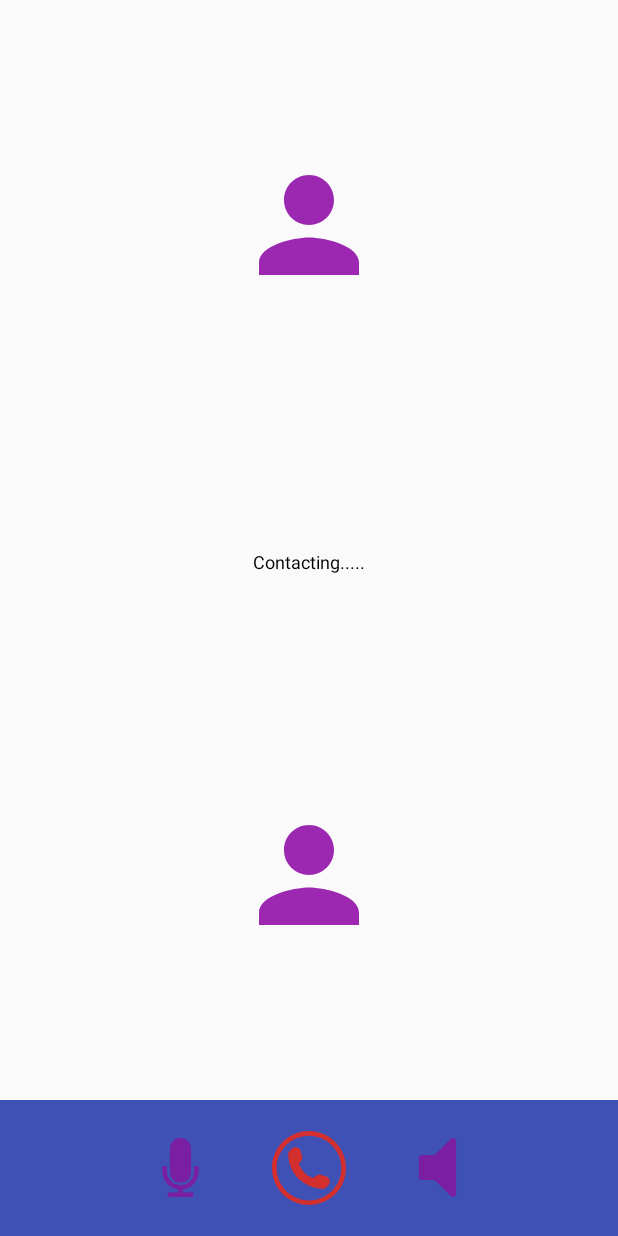
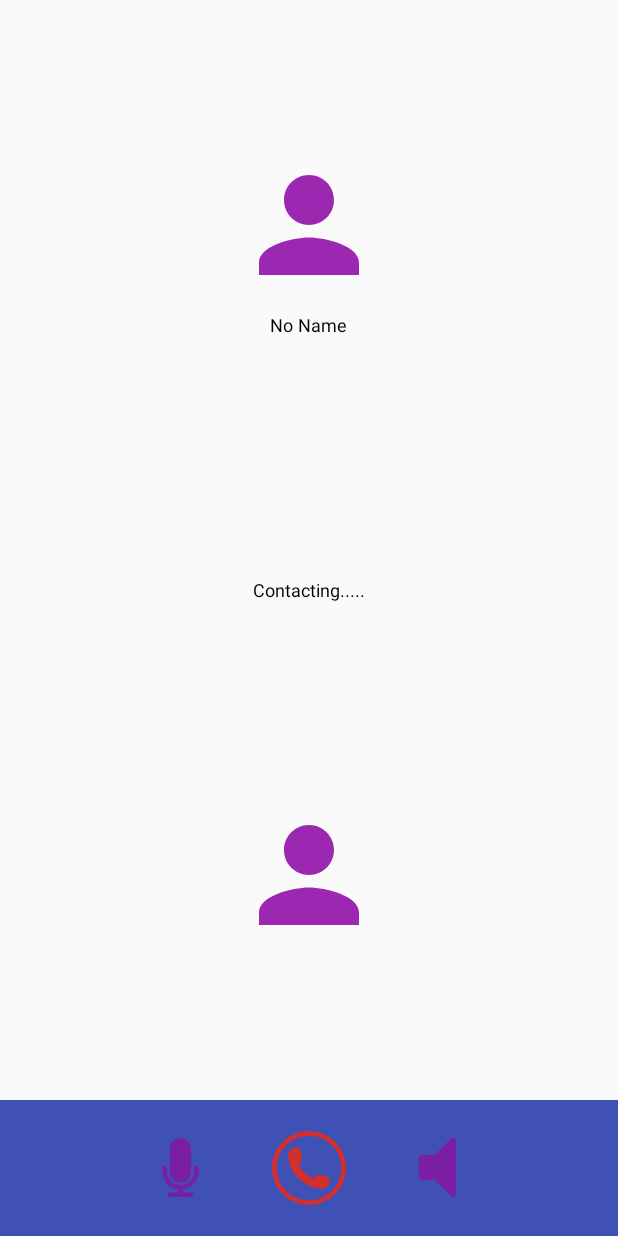
Before and after one commit to Tanvir33018/officeKothaBondhu, an Android app: the CallOnGoingActivity screen opened directly, with no data from a screen before it, on a phone screen of 412 x 824 dp. Run offline under Robolectric (Android 15) with nearby library versions, the phone set to English and light mode, and no system bars; our stand-ins replace Picasso; libraries missing offline, so code that uses them is left out: com.mikhaellopez.circularimageview, com.sinch.android; plain views replace CircularImageView; pictures from the network do not load; 3 statements that could not run were skipped.

Commit message:
Bug fix date 21/3/2021

```diff
--- a/app/src/main/java/net/islbd/kothabondhu/ui/activity/CallOnGoingActivity.java
+++ b/app/src/main/java/net/islbd/kothabondhu/ui/activity/CallOnGoingActivity.java
@@ -59,7 +59,7 @@ public class CallOnGoingActivity extends BaseActivity implements SensorEventList
     private SharedPreferences sharedPreferences;
     private ImageView callDismissImageView, micImageView, speakerImageView;
     private CircularImageView userImageView, agentImageView;
-    private TextView callStateTextView;
+    private TextView callStateTextView, agentname;
     private Chronometer callStateChronoMeter;
     private retrofit2.Call<StatusInfo> callToSetHistory;
     private IApiInteractor apiInteractor;
@@ -84,6 +84,7 @@ public class CallOnGoingActivity extends BaseActivity implements SensorEventList
     private Thread limitControlThread;
 
     private boolean threadIsRunning;
+    private String agentName;
 
     @Override
     protected void onCreate(Bundle savedInstanceState) {
@@ -134,6 +135,7 @@ public class CallOnGoingActivity extends BaseActivity implements SensorEventList
     private void initializeWidgets() {
         callDismissImageView = findViewById(R.id.call_activity_dismiss_imageview);
         callStateTextView = findViewById(R.id.call_state_textView);
+        agentname = findViewById(R.id.agentNameTextView);
         userImageView = findViewById(R.id.call_contact_imageView);
         agentImageView = findViewById(R.id.call_agent_imageView);
         callStateChronoMeter = findViewById(R.id.call_state_chronoMeter);
@@ -146,7 +148,6 @@ public class CallOnGoingActivity extends BaseActivity implements SensorEventList
         isSpeakerOn = false;
 
         audioManager = (AudioManager) getSystemService(Context.AUDIO_SERVICE);
-
         sensorManager = (SensorManager) getSystemService(Context.SENSOR_SERVICE);
         proximity = sensorManager != null ? sensorManager.getDefaultSensor(Sensor.TYPE_PROXIMITY) : null;
 
@@ -172,7 +173,8 @@ public class CallOnGoingActivity extends BaseActivity implements SensorEventList
         mAudioPlayer = new AudioPlayer(this);
         mCallStart = System.currentTimeMillis();
         sharedPreferences = new AppPresenter().getSharedPrefInterface(this);
-
+        //agentName = sharedPreferences.getString(GlobalConstants.EXT_TAG_NAME,"No Name");
+        agentname.setText(sharedPreferences.getString(GlobalConstants.EXT_TAG_NAME,"No Name"));
 
         if (mAgentPhotoUrl != null) {
             loadImage(mAgentPhotoUrl, agentImageView);
--- a/app/src/main/java/net/islbd/kothabondhu/ui/adapter/AgentListAdapter.java
+++ b/app/src/main/java/net/islbd/kothabondhu/ui/adapter/AgentListAdapter.java
@@ -32,6 +32,7 @@ import net.islbd.kothabondhu.event.IPackageSelectListener;
 import net.islbd.kothabondhu.model.pojo.AgentDetails;
 import net.islbd.kothabondhu.presenter.IDbInteractor;
 import net.islbd.kothabondhu.ui.activity.AgentProfileActivity;
+import net.islbd.kothabondhu.utility.GlobalConstants;
 import net.islbd.kothabondhu.utility.SharedPrefUtils;
 
 /**
@@ -116,6 +117,8 @@ public class AgentListAdapter extends RecyclerView.Adapter<AgentListAdapter.View
 
                 sharedPref.edit().putInt(SharedPrefUtils._TO_USER_PHONE, Integer.valueOf(id)).apply();
                 packageSelectListener.onPackageSelection(id, url);
+                sharedPref.edit().putString(GlobalConstants.EXT_TAG_NAME,name).apply();
+
                 //showPackageDialog(id, name, url);
             }
         });
--- a/app/src/main/res/layout/activity_call_on_going.xml
+++ b/app/src/main/res/layout/activity_call_on_going.xml
@@ -26,11 +26,21 @@
     </FrameLayout>
 
     <TextView
+        android:layout_width="wrap_content"
+        android:layout_height="wrap_content"
+        android:layout_below="@+id/call_agent_photo_layout"
+        android:id="@+id/agentNameTextView"
+        android:text="Name"
+        android:textColor="@color/black"
+        android:layout_margin="10dp"
+        android:layout_centerHorizontal="true"/>
+
+    <TextView
         android:id="@+id/call_state_textView"
         android:layout_width="match_parent"
         android:layout_height="wrap_content"
         android:layout_above="@+id/call_user_layout"
-        android:layout_below="@+id/call_agent_photo_layout"
+        android:layout_below="@+id/agentNameTextView"
         android:layout_marginTop="20dp"
         android:gravity="center"
         android:text="Contacting....."
--- a/app/src/main/res/layout/fragment_package_list.xml
+++ b/app/src/main/res/layout/fragment_package_list.xml
@@ -44,11 +44,6 @@
         </ScrollView>
 
 
-
-
-
-    </RelativeLayout>
-
         <Button
             android:layout_width="200dp"
             android:layout_height="wrap_content"
@@ -59,5 +54,6 @@
             android:layout_centerHorizontal="true"/>
 
 
+    </RelativeLayout>
 
 </RelativeLayout>
--- a/settings.gradle
+++ b/settings.gradle
@@ -1,2 +1,2 @@
-include ':AamarPay_SDK-v-4.1.0'
+//include ':AamarPay_SDK-v-4.1.0'
 include ':app'
```
Also changed, not shown: app/src/main/java/net/islbd/kothabondhu/ui/activity/LoginActivity.java (+8 -0 lines), app/src/main/java/net/islbd/kothabondhu/ui/activity/MainActivity.java (+32 -2 lines), app/src/main/java/net/islbd/kothabondhu/utility/SharedPrefUtils.java (+7 -0 lines). Lines whose indentation alone changed are shown as unchanged.
